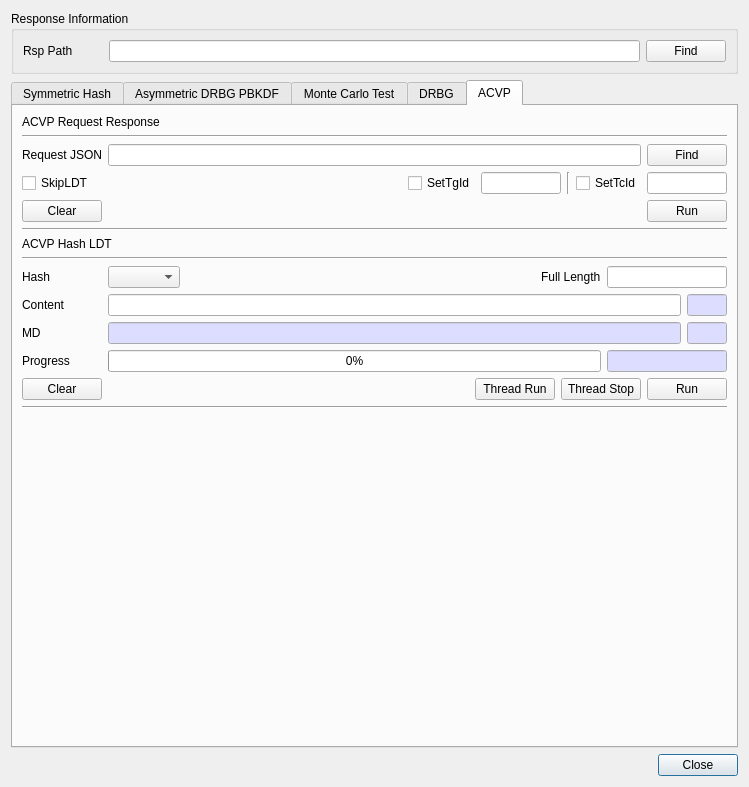
First picture: the form in BerEditor/cavp_dlg.ui, repository jykim74/BerEditor, before the edit.
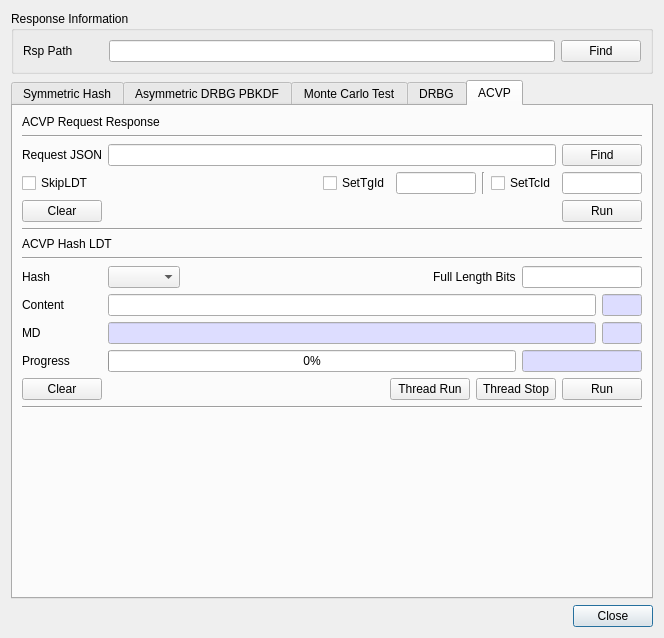
Second picture: the form after the edit.

What changed in the file:
```diff
--- a/BerEditor/cavp_dlg.ui
+++ b/BerEditor/cavp_dlg.ui
@@ -6,8 +6,8 @@
    <rect>
     <x>0</x>
     <y>0</y>
-    <width>749</width>
-    <height>787</height>
+    <width>648</width>
+    <height>638</height>
    </rect>
   </property>
   <property name="windowTitle">
@@ -3432,7 +3432,7 @@
          <item row="0" column="3">
           <widget class="QLabel" name="label_69">
            <property name="text">
-            <string>Full Length</string>
+            <string>Full Length Bits</string>
            </property>
           </widget>
          </item>
```
